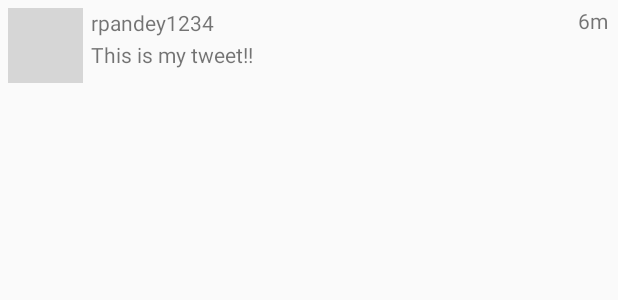
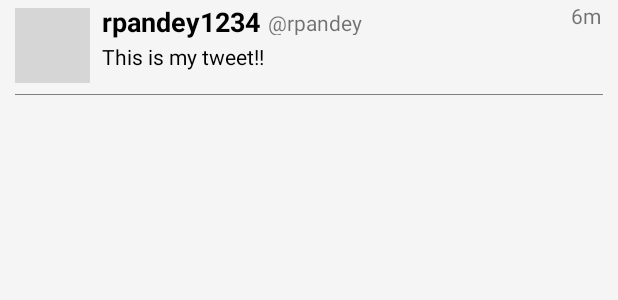
Before and after one commit to sangokey/SimpleTweet, an Android app: the layout item_tweet.xml on its own in the app's theme, with its tools: preview values and no code run, on a phone screen of 412 x 824 dp. Shown: the top 300 px of the screen. Run offline under Robolectric (Android 15) with nearby library versions, the phone set to English and light mode, and no system bars; grey boxes are pictures that could not be loaded.

Commit message:
Finish Touches

```diff
--- a/app/src/main/java/com/codepath/apps/restclienttemplate/TweetsAdapter.java
+++ b/app/src/main/java/com/codepath/apps/restclienttemplate/TweetsAdapter.java
@@ -68,18 +68,21 @@ public class TweetsAdapter extends RecyclerView.Adapter<TweetsAdapter.ViewHolder
         TextView tvBody;
         TextView tvScreenName;
         TextView tvCreatedAt;
+        TextView tvName;
 
         public ViewHolder(@NonNull View itemView) {
             super(itemView);
             ivProfileImage = itemView.findViewById(R.id.ivProfileImage);
             tvBody = itemView.findViewById(R.id.tvBody);
+            tvName = itemView.findViewById(R.id.tvName);
             tvScreenName = itemView.findViewById(R.id.tvScreenName);
             tvCreatedAt = itemView.findViewById(R.id.tvCreatedAt);
         }
 
         public void bind(Tweet tweet) {
             tvBody.setText(tweet.body);
-            tvScreenName.setText(tweet.user.screenName);
+            tvName.setText(tweet.user.name);
+            tvScreenName.setText("@"+tweet.user.screenName);
             tvCreatedAt.setText(tweet.getFormattedTimestamp());
             Glide.with(context).load(tweet.user.profileImageUrl).into(ivProfileImage);
         }
--- a/app/src/main/res/layout/item_tweet.xml
+++ b/app/src/main/res/layout/item_tweet.xml
@@ -4,7 +4,20 @@
     xmlns:tools="http://schemas.android.com/tools"
     android:layout_width="match_parent"
     android:layout_height="wrap_content"
-    android:layout_margin="5dp">
+    android:layout_marginLeft="10dp"
+    android:layout_marginTop="2dp"
+    android:layout_marginRight="10dp">
+
+    <View
+        android:id="@+id/view1"
+        android:layout_width="wrap_content"
+        android:layout_height="0.5dp"
+        android:layout_below="@+id/tvBody"
+        android:layout_alignParentStart="true"
+        android:layout_alignParentBottom="false"
+        android:layout_marginTop="15dp"
+        android:layout_marginBottom="0dp"
+        android:background="#808080" />
 
     <ImageView
         android:id="@+id/ivProfileImage"
@@ -12,27 +25,33 @@
         android:layout_height="50dp"
         android:layout_alignParentStart="true"
         android:layout_alignParentTop="true"
+        android:layout_centerVertical="true"
         android:layout_marginStart="0dp"
-        android:layout_marginTop="0dp"
+        android:layout_marginTop="3dp"
         tools:srcCompat="@tools:sample/avatars" />
 
     <TextView
-        android:id="@+id/tvScreenName"
+        android:id="@+id/tvName"
         android:layout_width="wrap_content"
         android:layout_height="wrap_content"
         android:layout_alignParentTop="true"
-        android:layout_marginStart="5dp"
+        android:layout_marginStart="8dp"
+        android:layout_marginTop="0dp"
         android:layout_toEndOf="@+id/ivProfileImage"
+        android:textColor="#000000"
+        android:textSize="18sp"
+        android:textStyle="bold"
         tools:text="rpandey1234" />
 
     <TextView
         android:id="@+id/tvBody"
         android:layout_width="wrap_content"
         android:layout_height="wrap_content"
-        android:layout_below="@+id/tvScreenName"
-        android:layout_marginStart="5dp"
-        android:layout_marginTop="2dp"
+        android:layout_below="@+id/tvName"
+        android:layout_marginStart="8dp"
+        android:layout_marginTop="1dp"
         android:layout_toEndOf="@+id/ivProfileImage"
+        android:textColor="#000000"
         tools:text="This is my tweet!!" />
 
     <TextView
@@ -44,4 +63,19 @@
         android:layout_marginTop="-1dp"
         android:layout_marginEnd="1dp"
         tools:text="6m" />
+
+    <TextView
+        android:id="@+id/tvScreenName"
+        android:layout_width="wrap_content"
+        android:layout_height="wrap_content"
+        android:layout_alignBottom="@+id/tvName"
+        android:layout_alignParentTop="true"
+        android:layout_alignParentEnd="false"
+        android:layout_marginStart="5dp"
+        android:layout_marginTop="3dp"
+        android:layout_marginEnd="-1dp"
+        android:layout_marginBottom="3dp"
+        android:layout_toEndOf="@+id/tvName"
+        tools:text="@rpandey" />
+
 </RelativeLayout>
--- /dev/null
+++ b/app/src/main/res/values/colors.xml
@@ -0,0 +1,5 @@
+<?xml version="1.0" encoding="utf-8"?>
+<resources>
+    <color name="background">#F5F5F5</color>
+    <color name="actionbar_background">#1DA1F2</color>
+</resources>
--- a/app/src/main/res/values/styles.xml
+++ b/app/src/main/res/values/styles.xml
@@ -1,4 +1,10 @@
 <resources>
+
+    <!-- Application theme. -->
+    <style name="AppTheme" parent="AppBaseTheme">
+        <!-- All customizations that are NOT specific to a particular API-level can go here. -->
+        <item name="android:windowBackground">@color/background</item>
+    </style>
 
     <style name="AppBaseTheme" parent="Theme.AppCompat.Light.DarkActionBar">
         <!--
@@ -6,11 +12,16 @@
             res/values-vXX/styles.xml, while customizations related to
             backward-compatibility can go here.
         -->
+        <!-- Support library compatibility -->
+        <item name="actionBarStyle">@style/MyActionBar</item>
     </style>
 
-    <!-- Application theme. -->
-    <style name="AppTheme" parent="AppBaseTheme">
-        <!-- All customizations that are NOT specific to a particular API-level can go here. -->
+    <!-- ActionBar styles -->
+    <style name="MyActionBar"
+        parent="@style/Widget.AppCompat.Light.ActionBar.Solid.Inverse">
+
+        <!-- Support library compatibility -->
+        <item name="background">@color/actionbar_background</item>
     </style>
 
 </resources>
```
Also changed, not shown: app/src/main/res/drawable-hdpi/ic_launcher.png, app/src/main/res/drawable-mdpi/ic_launcher.png, app/src/main/res/drawable-xhdpi/ic_launcher.png, app/src/main/res/drawable-xxhdpi/ic_launcher.png, 1 other file.
